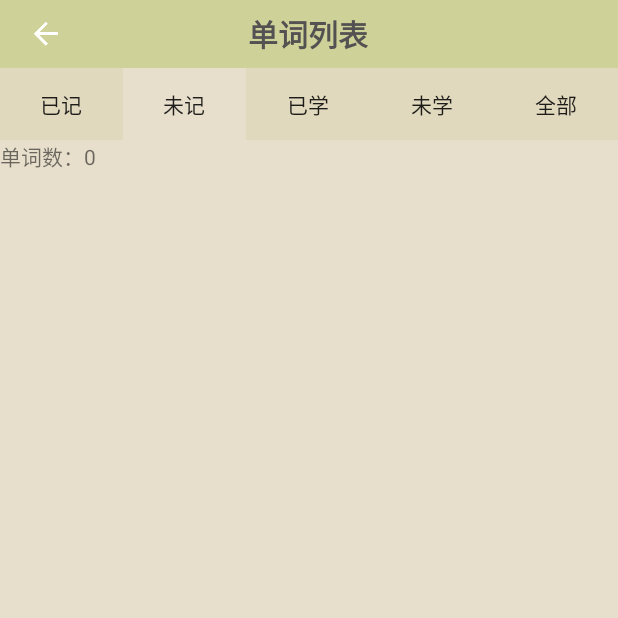
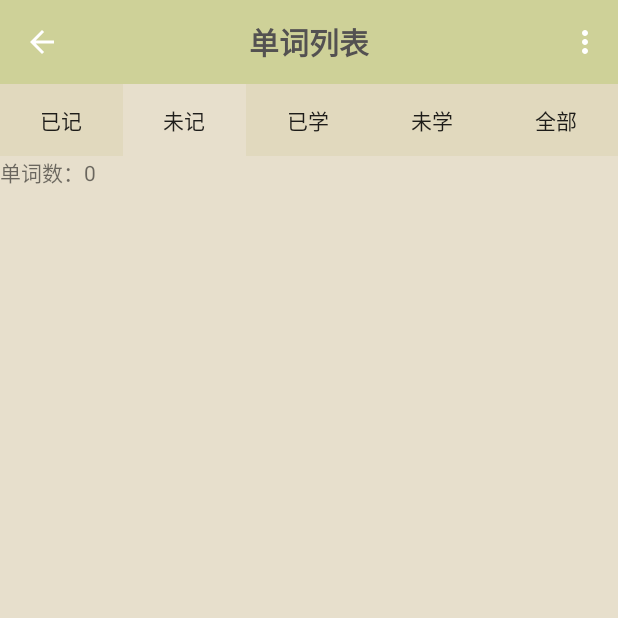
Before and after one commit to msmtmsmt123/AIDE-2, an Android app: the DanciLineActivity screen opened directly, with no data from a screen before it, after a tap on "未记", on a phone screen of 412 x 824 dp, the top half of it. Run offline under Robolectric (Android 15) with nearby library versions, the phone set to English and light mode, and no system bars; libraries missing offline, so code that uses them is left out: org.litepal, org.litepal.crud; 2 statements that could not run were skipped; 1 other tap on this screen came first.

Commit message:
Toolbar change and menu change

```diff
--- a/app/src/main/AndroidManifest.xml
+++ b/app/src/main/AndroidManifest.xml
@@ -91,6 +91,7 @@
             android:screenOrientation="portrait" />
         <activity
             android:name=".activity.DanciLineActivity"
+            android:label=""
             android:screenOrientation="portrait" />
         <activity
             android:name=".activity.DanciYemianActivity"
--- a/app/src/main/java/com/example/nianxin/gongjuxiang/activity/DanciLineActivity.java
+++ b/app/src/main/java/com/example/nianxin/gongjuxiang/activity/DanciLineActivity.java
@@ -3,15 +3,18 @@ package com.example.nianxin.gongjuxiang.activity;
 import android.content.Context;
 import android.content.DialogInterface;
 import android.content.Intent;
+import android.drm.DrmStore;
 import android.graphics.BitmapFactory;
 import android.graphics.Color;
 import android.graphics.Matrix;
 import android.os.Bundle;
 import android.support.design.widget.Snackbar;
 import android.support.v4.app.AppLaunchChecker;
+import android.support.v4.app.FragmentManager;
 import android.support.v4.app.FragmentTransaction;
 import android.support.v7.app.AppCompatActivity;
 import android.support.v7.widget.RecyclerView;
+import android.support.v7.widget.Toolbar;
 import android.util.DisplayMetrics;
 import android.util.Log;
 import android.view.Menu;
@@ -42,12 +45,12 @@ import java.util.List;
  * Created by nianxin on 2017/4/19.
  */
 
-public class DanciLineActivity extends AppCompatActivity implements View.OnClickListener ,initWidgetInterface {
+public class DanciLineActivity extends AppCompatActivity implements View.OnClickListener, initWidgetInterface {
     //fragment
     private MyFragment f1, f2, f3, f4, f5;
     //按钮
     private Button b1, b2, b3, b4, b5;
-    public  TextView TV2;
+    private TextView TV1, TV2;
     private TextView tv1;
     private ImageButton btn1;
     private TextView textView1;
@@ -57,6 +60,8 @@ public class DanciLineActivity extends AppCompatActivity implements View.OnClick
     private String a;
     private RecyclerView.Adapter adapter;
     private RecyclerView recyclerView;
+    public static boolean vis = true, vis2 = true;
+    private int framindex=1;
 
     @Override
     protected void onCreate(Bundle savedInstanceState) {
@@ -77,24 +82,25 @@ public class DanciLineActivity extends AppCompatActivity implements View.OnClick
     public void initWidget() {
         requestWindowFeature(Window.FEATURE_NO_TITLE);
         setContentView(R.layout.danciliebiao);
+        Toolbar toolbar = (Toolbar) findViewById(R.id.toolbar1);
+        setSupportActionBar(toolbar);
+        getSupportActionBar().setDisplayHomeAsUpEnabled(true);
         b1 = (Button) findViewById(R.id.btn1);
         b2 = (Button) findViewById(R.id.btn2);
         b3 = (Button) findViewById(R.id.btn3);
         b4 = (Button) findViewById(R.id.btn4);
         b5 = (Button) findViewById(R.id.btn5);
+        TV1 = (TextView) findViewById(R.id.TV1);
         TV2 = (TextView) findViewById(R.id.TV2);
         recyclerView = (RecyclerView) findViewById(R.id.Recycler_view1);
         textView1 = (TextView) findViewById(R.id.textv1);
-        btn1 = (ImageButton) findViewById(R.id.button2);
         b1.setOnClickListener(this);
         b2.setOnClickListener(this);
         b3.setOnClickListener(this);
         b4.setOnClickListener(this);
         b5.setOnClickListener(this);
-        btn1.setVisibility(View.GONE);
         tv1 = (TextView) findViewById(R.id.textview1);
         tv1.setText("单词列表");
-
 
     }
 
@@ -120,6 +126,7 @@ public class DanciLineActivity extends AppCompatActivity implements View.OnClick
      */
     //显示第一个fragment
     private void initFragment1() {
+        framindex=1;
         b1.setBackgroundColor(Color.parseColor("#FFE7DFCC"));
         //开启事务，fragment的控制是由事务来实现的
         FragmentTransaction transaction = getSupportFragmentManager().beginTransaction();
@@ -173,6 +180,7 @@ public class DanciLineActivity extends AppCompatActivity implements View.OnClick
 
     //显示第二个fragment
     private void initFragment2() {
+        framindex=2;
         b2.setBackgroundColor(Color.parseColor("#FFE7DFCC"));
         FragmentTransaction transaction = getSupportFragmentManager().beginTransaction();
         if (f2 == null) {
@@ -224,6 +232,7 @@ public class DanciLineActivity extends AppCompatActivity implements View.OnClick
 
     //显示第三个fragment
     private void initFragment3() {
+        framindex=3;
         b3.setBackgroundColor(Color.parseColor("#FFE7DFCC"));
         FragmentTransaction transaction = getSupportFragmentManager().beginTransaction();
 
@@ -272,6 +281,7 @@ public class DanciLineActivity extends AppCompatActivity implements View.OnClick
 
     //显示第四个fragment
     private void initFragment4() {
+        framindex=4;
         b4.setBackgroundColor(Color.parseColor("#FFE7DFCC"));
         FragmentTransaction transaction = getSupportFragmentManager().beginTransaction();
 
@@ -320,6 +330,7 @@ public class DanciLineActivity extends AppCompatActivity implements View.OnClick
 
     //显示第五个fragment
     private void initFragment5() {
+        framindex=5;
         b5.setBackgroundColor(Color.parseColor("#FFE7DFCC"));
         FragmentTransaction transaction = getSupportFragmentManager().beginTransaction();
 
@@ -414,7 +425,6 @@ public class DanciLineActivity extends AppCompatActivity implements View.OnClick
     }
 
 
-
     @Override
     public void finish() {
         super.finish();
@@ -436,25 +446,52 @@ public class DanciLineActivity extends AppCompatActivity implements View.OnClick
 
     @Override
     public boolean onCreateOptionsMenu(Menu menu) {
-        getMenuInflater().inflate(R.menu.danci_gone,menu);
+        getMenuInflater().inflate(R.menu.danci_gone, menu);
         return true;
     }
 
     @Override
     public boolean onOptionsItemSelected(MenuItem item) {
-        switch (item.getItemId()){
+        i=0;
+        switch (item.getItemId()) {
             case R.id.danci:
-                Toast.makeText(DanciLineActivity.this,"点击了菜单1",Toast.LENGTH_SHORT).show();
+                vis = false;
+                vis2 = true;
                 break;
             case R.id.danci2:
-                Toast.makeText(DanciLineActivity.this,"点击了菜单2",Toast.LENGTH_SHORT).show();
+                vis = true;
+                vis2 = false;
                 break;
             case R.id.danci3:
-                Toast.makeText(DanciLineActivity.this,"点击了菜单3",Toast.LENGTH_SHORT).show();
+                vis = true;
+                vis2 = true;
+                break;
+            case android.R.id.home:
+                finish();
                 break;
             default:
                 break;
         }
-        return true;
+        switch (framindex){
+            case 1:
+                initFragment1();
+                break;
+            case 2:
+                initFragment2();
+                break;
+            case 3:
+                initFragment3();
+                break;
+            case 4:
+                initFragment4();
+                break;
+            case 5:
+                initFragment5();
+                break;
+            default:
+                break;
+        }
+        Log.d("这里", "onOptionsItemSelected: "+framindex);
+            return true;
     }
 }
--- a/app/src/main/java/com/example/nianxin/gongjuxiang/adapter/DanCilineAdapter.java
+++ b/app/src/main/java/com/example/nianxin/gongjuxiang/adapter/DanCilineAdapter.java
@@ -17,9 +17,12 @@ public class DanCilineAdapter extends RecyclerView.Adapter<DanCilineAdapter.View
 
     private List<DanCi> danCiList;
     private RecyclerView recyclerView;
+    private boolean vis=true,vis2=true;
 
-    public DanCilineAdapter (List<DanCi>dcs){
+    public DanCilineAdapter (List<DanCi>dcs,boolean vis,boolean vis2){
         danCiList=dcs;
+        this.vis=vis;
+        this.vis2=vis2;
     }
 
     @Override
@@ -32,8 +35,12 @@ public class DanCilineAdapter extends RecyclerView.Adapter<DanCilineAdapter.View
 
     public void onBindViewHolder(DanCilineAdapter.ViewHolder holder, int position) {
         DanCi danci=danCiList.get(position);
-        holder.dancilinename.setText(danci.getName());
-        holder.dancilinetext.setText(danci.getText());
+        if (vis==true) {
+            holder.dancilinename.setText(danci.getName());
+        }
+        if (vis2==true) {
+            holder.dancilinetext.setText(danci.getText());
+        }
         holder.itemView.setTag(position);
     }
 
@@ -43,7 +50,7 @@ public class DanCilineAdapter extends RecyclerView.Adapter<DanCilineAdapter.View
     }
 
     static class ViewHolder extends RecyclerView.ViewHolder{
-        TextView dancilinename,dancilinetext;
+        public static TextView dancilinename,dancilinetext;
         public ViewHolder(View view) {
             super(view);
             dancilinename=(TextView)view.findViewById(R.id.TV1);
--- a/app/src/main/java/com/example/nianxin/gongjuxiang/my/MyFragment.java
+++ b/app/src/main/java/com/example/nianxin/gongjuxiang/my/MyFragment.java
@@ -7,6 +7,7 @@ import android.support.design.widget.Snackbar;
 import android.support.v4.app.Fragment;
 import android.support.v7.widget.LinearLayoutManager;
 import android.support.v7.widget.RecyclerView;
+import android.util.Log;
 import android.view.LayoutInflater;
 import android.view.View;
 import android.view.ViewGroup;
@@ -25,10 +26,10 @@ import java.util.List;
  */
 @SuppressLint("ValidFragment")
 public class MyFragment extends Fragment {
-    private RecyclerView recyclerView;
+    public static RecyclerView recyclerView;
     private List<DanCi>dcs;
     private LinearLayout linearLayout;
-    private TextView TV2;
+    public static TextView TV1,TV2;
     public static DanCilineAdapter adapter;
     public MyFragment(List<DanCi>dcs ){
         this.dcs=dcs;
@@ -46,9 +47,12 @@ public class MyFragment extends Fragment {
         recyclerView = (RecyclerView) view.findViewById(R.id.Recycler_view1);
         View view1=LayoutInflater.from(getActivity()).inflate(R.layout.item_danciline,container,false);
         linearLayout=(LinearLayout)view1.findViewById(R.id.linex);
+        TV1=(TextView)view1.findViewById(R.id.TV1);
+        TV2=(TextView)view1.findViewById(R.id.TV2);
         LinearLayoutManager layoutManager = new LinearLayoutManager(recyclerView.getContext());
         recyclerView.setLayoutManager(layoutManager);
-         adapter = new DanCilineAdapter(dcs);
+         adapter = new DanCilineAdapter(dcs,DanciLineActivity.vis,DanciLineActivity.vis2);
+        Log.d("", "onCreateView: "+DanciLineActivity.vis);
         recyclerView.setAdapter(adapter);
         adapter.notifyDataSetChanged();
         return view;
--- a/app/src/main/res/layout/danciliebiao.xml
+++ b/app/src/main/res/layout/danciliebiao.xml
@@ -1,15 +1,42 @@
 <?xml version="1.0" encoding="utf-8"?>
 <LinearLayout xmlns:android="http://schemas.android.com/apk/res/android"
+    xmlns:app="http://schemas.android.com/apk/res-auto"
     android:layout_width="match_parent"
     android:layout_height="match_parent"
     android:orientation="vertical"
     android:weightSum="1"
     android:background="@color/mibai">
-    <com.example.nianxin.gongjuxiang.my.TitleLayout
+    <!--<com.example.nianxin.gongjuxiang.my.TitleLayout-->
+        <!--android:layout_width="match_parent"-->
+        <!--android:layout_height="wrap_content">-->
+    <!--</com.example.nianxin.gongjuxiang.my.TitleLayout>-->
+    <android.support.v7.widget.Toolbar
+        android:id="@+id/toolbar1"
         android:layout_width="match_parent"
-        android:layout_height="wrap_content">
-    </com.example.nianxin.gongjuxiang.my.TitleLayout>
-<LinearLayout
+        android:layout_height="?attr/actionBarSize"
+        android:background="@color/colorPrimary"
+        android:theme="@style/ThemeOverlay.AppCompat.Dark.ActionBar"
+        app:popupTheme="@style/OverFlowMenuTheme">
+
+        <!--<ImageButton-->
+            <!--android:id="@+id/button1"-->
+            <!--android:layout_width="wrap_content"-->
+            <!--android:layout_height="match_parent"-->
+            <!--android:background="@null"-->
+            <!--android:src="@drawable/ic_arrow_back_white_24dp" />-->
+        <TextView
+            android:id="@+id/textview1"
+            style="@style/btText"
+            android:layout_width="wrap_content"
+            android:layout_height="match_parent"
+            android:layout_gravity="center"
+            android:layout_marginBottom="0dp"
+            android:layout_marginTop="0dp"
+            android:gravity="center"
+            android:text="@string/bianq" />
+    </android.support.v7.widget.Toolbar>
+
+    <LinearLayout
     android:layout_width="match_parent"
     android:layout_height="wrap_content"
     android:orientation="horizontal"
--- a/app/src/main/res/layout/danciyemian.xml
+++ b/app/src/main/res/layout/danciyemian.xml
@@ -12,7 +12,7 @@
         android:layout_height="?attr/actionBarSize"
         android:background="@color/qianbai"
         android:theme="@style/ThemeOverlay.AppCompat.Dark.ActionBar"
-        app:popupTheme="@style/ThemeOverlay.AppCompat.Light">
+        app:popupTheme="@style/OverFlowMenuTheme">
 
         <TextView
             android:id="@+id/textview1"
--- a/app/src/main/res/layout/item_danciline.xml
+++ b/app/src/main/res/layout/item_danciline.xml
@@ -22,8 +22,7 @@
             android:gravity="left"
             android:layout_marginLeft="15dp"
             android:background="@null"
-            android:textSize="15dp"
-            android:text="like"/>
+            android:textSize="15dp" />
 
             <TextView
                 android:id="@+id/TV2"
@@ -34,8 +33,7 @@
                 android:clickable="true"
                 android:layout_height="wrap_content"
                 android:background="@color/huabai"
-                android:textSize="15dp"
-                android:text="喜欢；喜爱"/>
+                android:textSize="15dp" />
 
     </LinearLayout>
 </LinearLayout>
--- a/app/src/main/res/values/colors.xml
+++ b/app/src/main/res/values/colors.xml
@@ -1,7 +1,7 @@
 <?xml version="1.0" encoding="utf-8"?>
 <resources>
-    <color name="colorPrimary">#3F51B5</color>
-    <color name="colorPrimaryDark">#303F9F</color>
+    <color name="colorPrimary">#FFCED198</color>
+    <color name="colorPrimaryDark">#FFCED198</color>
     <color name="colorAccent">#FF4081</color>
     <color name="bai">#ffffff</color>
     <color name="baiqian">#FFF1E9DD</color>
--- a/app/src/main/res/values/styles.xml
+++ b/app/src/main/res/values/styles.xml
@@ -6,6 +6,15 @@
         <item name="colorPrimary">@color/qianbai</item>
         <item name="colorPrimaryDark">@color/qianbai</item>
         <item name="colorAccent">#FF9D9E9D</item>
+        <item name="overlapAnchor">false</item>
+    </style>
+    <style name="OverFlowMenuTheme" parent="Theme.AppCompat.NoActionBar">
+        <!-- 设置Menu菜单的背景色 -->
+        <item name="android:itemBackground">@color/qianbai</item>
+        <!-- 设置Menu菜单的字体颜色 -->
+        <item name="android:textColorPrimary">@android:color/black</item>
+        <!-- 设置Menu窗口不覆盖Toolbar视图 -->
+        <item name="overlapAnchor">false</item>
     </style>
 
     <style name="zwText">
```
Also changed, not shown: app/src/main/java/com/example/nianxin/gongjuxiang/activity/DanciYemianActivity.java (+6 -3 lines).
